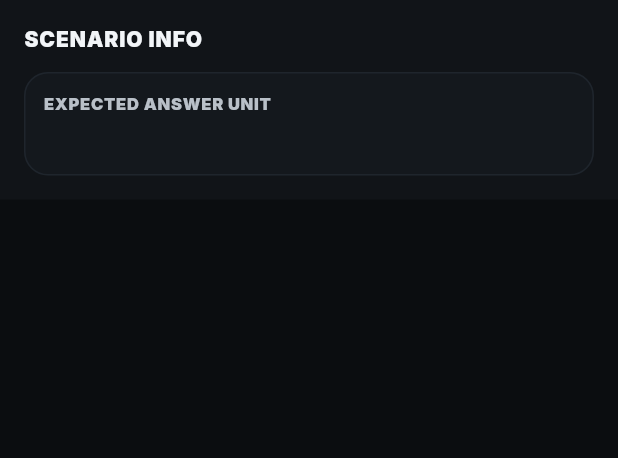
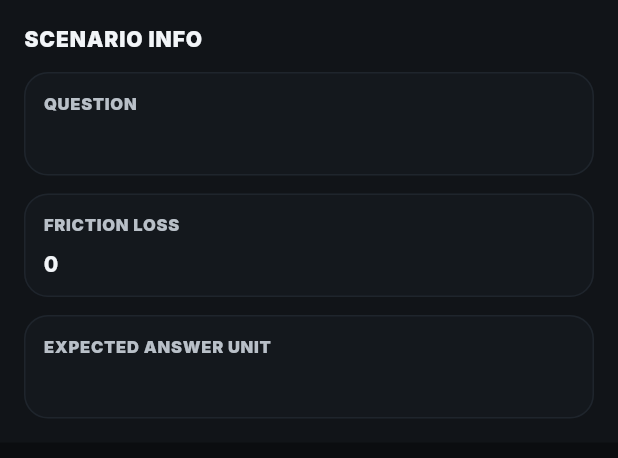
Before and after one commit to EMSCodeSim/FirePumpSim, a Flutter app: the _InfoView widget shown alone on an empty page, opened directly with empty values, on a phone screen of 412 x 824 dp. Shown: the top 458 px of the screen. Run offline on Flutter 3.47's test engine with Material 3 defaults, Android fonts, the phone set to English and light mode, and no system bars; our stand-ins replace go_router, google_fonts, pdf, printing, shared_preferences; accounts and stored records are empty.

Commit message:
Add files via upload

```diff
--- a/lib/screens/practice_scenarios_screen.dart
+++ b/lib/screens/practice_scenarios_screen.dart
@@ -363,7 +363,7 @@ class _PracticeScenariosScreenState extends State<PracticeScenariosScreen> {
                         _MetaChip(label: scenario.type, icon: Icons.category),
                         _MetaChip(label: difficulty, icon: Icons.trending_up),
                         _MetaChip(
-                          label: '${1 + scenario.variations.length} problem${scenario.variations.length == 0 ? '' : 's'}',
+                          label: '${scenario.variations.isEmpty ? 1 : scenario.variations.length} problem${(scenario.variations.isEmpty ? 1 : scenario.variations.length) == 1 ? '' : 's'}',
                           icon: Icons.dashboard,
                         ),
                       ],
@@ -379,7 +379,7 @@ class _PracticeScenariosScreenState extends State<PracticeScenariosScreen> {
                         Expanded(
                           child: _PrimaryActionButton(
                             icon: Icons.play_arrow,
-                            label: 'Start Base Scenario',
+                            label: scenario.variations.isEmpty ? 'Start Scenario' : 'Start First Problem',
                             onPressed: () async {
                               final playable = await _repo.startBaseProblem(scenario.id);
                               if (!context.mounted) return;
@@ -406,8 +406,8 @@ class _PracticeScenariosScreenState extends State<PracticeScenariosScreen> {
                         Expanded(
                           child: _SecondaryActionButton(
                             icon: Icons.shuffle,
-                            label: 'Start Random Variation',
-                            enabled: scenario.variations.isNotEmpty,
+                            label: 'Start Random Problem',
+                            enabled: scenario.variations.length > 1,
                             onPressed: () async {
                               final playable = await _repo.startRandomVariation(scenario.id);
                               if (!context.mounted) return;
@@ -415,7 +415,7 @@ class _PracticeScenariosScreenState extends State<PracticeScenariosScreen> {
                                 debugPrint('Failed to start random variation from preview. scenarioId=${scenario.id}');
                                 ScaffoldMessenger.of(context).showSnackBar(
                                   SnackBar(
-                                    content: const Text('No variations available for this scenario.'),
+                                    content: const Text('No additional problems available for this scenario.'),
                                     backgroundColor: FirePumpSimColors.charcoal2,
                                   ),
                                 );
--- a/lib/screens/scenario_player_screen.dart
+++ b/lib/screens/scenario_player_screen.dart
@@ -857,7 +857,7 @@ class _AnswerCard extends StatelessWidget {
                   style: textTheme.titleMedium?.copyWith(color: FirePumpSimColors.textHigh, fontWeight: FontWeight.w900),
                   decoration: InputDecoration(
                     isDense: true,
-                    hintText: 'Enter PSI',
+                    hintText: 'Enter $unit',
                     hintStyle: textTheme.bodyMedium?.copyWith(color: FirePumpSimColors.textMed.withValues(alpha: 0.85)),
                     filled: true,
                     fillColor: FirePumpSimColors.charcoal3.withValues(alpha: 0.75),
@@ -988,25 +988,118 @@ class _InfoView extends StatelessWidget {
     for (final d in details) {
       if (d is Map) {
         final m = Map<String, dynamic>.from(d);
-        final label = (m['label'] ?? m['title'] ?? m['name'] ?? '').toString().trim();
-        final value = (m['value'] ?? m['text'] ?? m['display'] ?? '').toString().trim();
+        final label = (m['label'] ?? m['title'] ?? m['name'] ?? m['key'] ?? '').toString().trim();
+        final value = (m['value'] ?? m['text'] ?? m['display'] ?? m['description'] ?? '').toString().trim();
         if (label.isNotEmpty && value.isNotEmpty) rows.add(_InfoRow(label: label, value: value));
       } else if (d is List && d.length >= 2) {
         final label = d[0].toString().trim();
         final value = d[1].toString().trim();
         if (label.isNotEmpty && value.isNotEmpty) rows.add(_InfoRow(label: label, value: value));
+      } else {
+        final text = d.toString().trim();
+        if (text.isEmpty || text.toLowerCase() == 'null') continue;
+        final colon = text.indexOf(':');
+        if (colon > 0 && colon < 32 && colon < text.length - 1) {
+          rows.add(_InfoRow(label: text.substring(0, colon).trim(), value: text.substring(colon + 1).trim()));
+        } else {
+          rows.add(_InfoRow(label: 'Info ${rows.length + 1}', value: text));
+        }
       }
     }
     return rows;
   }
 
+  List<_InfoRow> _parseOverlays(List<dynamic> overlays) {
+    final rows = <_InfoRow>[];
+    for (final o in overlays) {
+      if (o is! Map) continue;
+      final m = Map<String, dynamic>.from(o);
+      final label = (m['label'] ?? m['title'] ?? m['name'] ?? m['type'] ?? '').toString().trim();
+      final value = (m['text'] ?? m['value'] ?? m['display'] ?? '').toString().trim();
+      if (label.isNotEmpty && value.isNotEmpty) {
+        rows.add(_InfoRow(label: label, value: value));
+      } else if (value.isNotEmpty) {
+        rows.add(_InfoRow(label: 'Label ${rows.length + 1}', value: value));
+      }
+    }
+    return rows;
+  }
+
+  String _prettyAnswerLabel(String key) {
+    switch (key) {
+      case 'totalGpm':
+        return 'Total GPM';
+      case 'pumpPressure':
+        return 'Pump Pressure';
+      case 'nozzlePressure':
+        return 'Nozzle Pressure';
+      case 'frictionLoss':
+        return 'Friction Loss';
+      case 'elevation':
+      case 'elevationPressure':
+        return 'Elevation';
+      case 'applianceLoss':
+        return 'Appliance Loss';
+      case 'answerLabel':
+        return 'Answer Type';
+      default:
+        return key
+            .replaceAllMapped(RegExp(r'([a-z])([A-Z])'), (m) => '${m.group(1)} ${m.group(2)}')
+            .replaceAll('_', ' ');
+    }
+  }
+
+  List<_InfoRow> _parseAnswerFacts(Map<String, dynamic> answers) {
+    const preferred = <String>[
+      'answerLabel',
+      'totalGpm',
+      'nozzlePressure',
+      'frictionLoss',
+      'elevation',
+      'elevationPressure',
+      'applianceLoss',
+      'pumpPressure',
+    ];
+
+    final rows = <_InfoRow>[];
+    for (final key in preferred) {
+      if (!answers.containsKey(key)) continue;
+      final value = (answers[key] ?? '').toString().trim();
+      if (value.isEmpty || value.toLowerCase() == 'null') continue;
+      rows.add(_InfoRow(label: _prettyAnswerLabel(key), value: value));
+    }
+    return rows;
+  }
+
+  void _addUnique(List<_InfoRow> rows, _InfoRow row) {
+    final key = '${row.label.toLowerCase().trim()}::${row.value.toLowerCase().trim()}';
+    final exists = rows.any((r) => '${r.label.toLowerCase().trim()}::${r.value.toLowerCase().trim()}' == key);
+    if (!exists) rows.add(row);
+  }
+
   @override
   Widget build(BuildContext context) {
     final textTheme = Theme.of(context).textTheme;
-    final rows = _parseDetails(problem.details);
+    final effective = <_InfoRow>[];
 
-    final effective = <_InfoRow>[...rows];
-    if (!rows.any((r) => r.label.toLowerCase().contains('unit'))) {
+    for (final row in _parseDetails(problem.details)) {
+      _addUnique(effective, row);
+    }
+
+    // Many scenario files do not have a separate `details/info` field. When that
+    // happens, use the overlay labels and answer facts so the Info tab is still useful.
+    if (effective.isEmpty) {
+      for (final row in _parseOverlays(problem.overlays)) {
+        _addUnique(effective, row);
+      }
+    }
+    if (effective.isEmpty) {
+      _addUnique(effective, _InfoRow(label: 'Question', value: problem.studentQuestion));
+    }
+    for (final row in _parseAnswerFacts(problem.answers)) {
+      _addUnique(effective, row);
+    }
+    if (!effective.any((r) => r.label.toLowerCase().contains('unit'))) {
       effective.add(_InfoRow(label: 'Expected Answer Unit', value: unit));
     }
 
```
